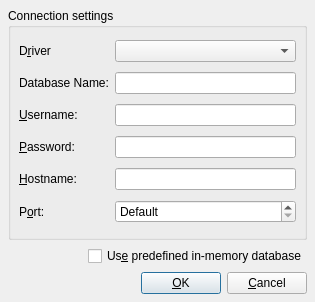
This is qsqlconnectiondialog.ui in tony-rasskazov/simpletree as Qt 5 draws it before an edit. The edited form follows.
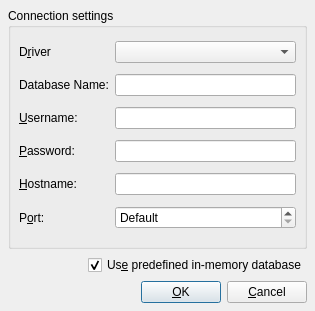
This is the edited form.

```diff
--- a/qsqlconnectiondialog.ui
+++ b/qsqlconnectiondialog.ui
@@ -3,13 +3,13 @@
  <comment></comment>
  <exportmacro></exportmacro>
  <class>QSqlConnectionDialogUi</class>
- <widget class="QDialog" name="QSqlConnectionDialogUi" >
-  <property name="geometry" >
+ <widget class="QDialog" name="QSqlConnectionDialogUi">
+  <property name="geometry">
    <rect>
     <x>0</x>
     <y>0</y>
     <width>315</width>
-    <height>302</height>
+    <height>311</height>
    </rect>
   </property>
   <property name="windowTitle" >
@@ -19,8 +19,14 @@
    <property name="margin" >
     <number>8</number>
    </property>
-   <property name="spacing" >
-    <number>6</number>
+   <property name="topMargin">
+    <number>8</number>
+   </property>
+   <property name="rightMargin">
+    <number>8</number>
+   </property>
+   <property name="bottomMargin">
+    <number>8</number>
    </property>
    <item>
     <widget class="QGroupBox" name="connGroupBox" >
@@ -31,11 +37,17 @@
       <property name="margin" >
        <number>8</number>
       </property>
-      <property name="spacing" >
-       <number>6</number>
+      <property name="topMargin">
+       <number>8</number>
       </property>
-      <item row="0" column="1" >
-       <widget class="QComboBox" name="comboDriver" />
+      <property name="rightMargin">
+       <number>8</number>
+      </property>
+      <property name="bottomMargin">
+       <number>8</number>
+      </property>
+      <item row="0" column="1">
+       <widget class="QComboBox" name="comboDriver"/>
       </item>
       <item row="2" column="0" >
        <widget class="QLabel" name="textLabel4" >
@@ -65,13 +77,13 @@
         <property name="specialValueText" >
          <string>Default</string>
         </property>
-        <property name="maximum" >
+        <property name="minimum">
+         <number>-1</number>
+        </property>
+        <property name="maximum">
          <number>65535</number>
         </property>
-        <property name="minimum" >
-         <number>-1</number>
-        </property>
-        <property name="value" >
+        <property name="value">
          <number>-1</number>
         </property>
        </widget>
@@ -133,13 +145,7 @@
     </widget>
    </item>
    <item>
-    <layout class="QHBoxLayout" >
-     <property name="margin" >
-      <number>0</number>
-     </property>
-     <property name="spacing" >
-      <number>6</number>
-     </property>
+    <layout class="QHBoxLayout">
      <item>
       <spacer>
        <property name="orientation" >
@@ -158,18 +164,15 @@
        <property name="text" >
         <string>Us&amp;e predefined in-memory database</string>
        </property>
+       <property name="checked">
+        <bool>true</bool>
+       </property>
       </widget>
      </item>
     </layout>
    </item>
    <item>
-    <layout class="QHBoxLayout" >
-     <property name="margin" >
-      <number>0</number>
-     </property>
-     <property name="spacing" >
-      <number>6</number>
-     </property>
+    <layout class="QHBoxLayout">
      <item>
       <spacer>
        <property name="orientation" >
```
Left out of the diff: 117 changed lines with no effect on the pictures.
